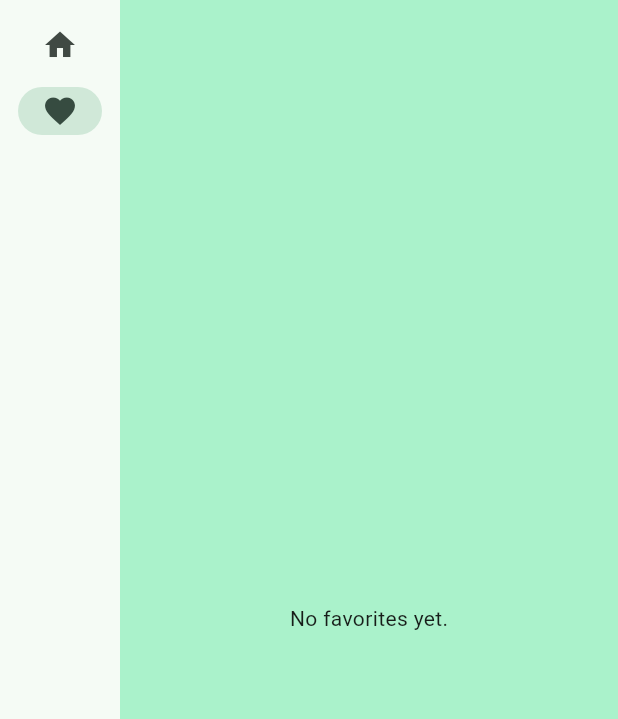
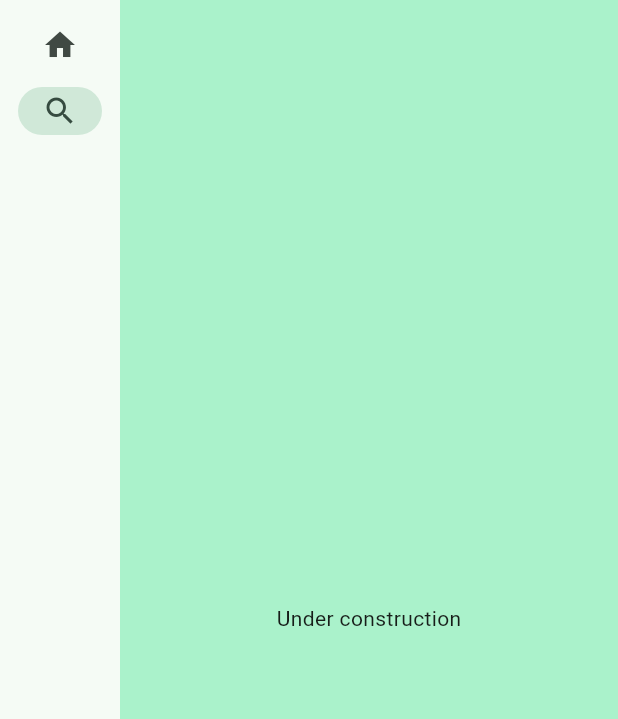
Before and after one commit to i2002/green-quest, a Flutter app: the screen it shows after launch, after a tap on "Quests", on a phone screen of 412 x 824 dp. Shown: the top 719 px of the screen. Run offline on Flutter 3.47's test engine with Material 2 defaults, Android fonts, the light colour scheme and no system bars; our stand-ins replace firebase_core; accounts and stored records are empty; statements that could not run were skipped.

Commit message:
code cleanup, flex layout

```diff
--- a/lib/main.dart
+++ b/lib/main.dart
@@ -1,6 +1,6 @@
-import 'package:english_words/english_words.dart';
 import 'package:flutter/material.dart';
-import 'package:flutter/rendering.dart';
+import 'package:green_quest/pages/home.dart';
+import 'package:green_quest/pages/quests.dart';
 import 'package:provider/provider.dart';
 import 'package:firebase_core/firebase_core.dart';
 import 'firebase_options.dart';
@@ -38,25 +38,7 @@ class MyApp extends StatelessWidget {
   }
 }
 
-class MyAppState extends ChangeNotifier {
-  var current = WordPair.random();
-
-  void getNext() {
-    current = WordPair.random();
-    notifyListeners();
-  }
-
-  var favorites = <WordPair>[];
-
-  void toggleFavorite() {
-    if (favorites.contains(current)) {
-      favorites.remove(current);
-    } else {
-      favorites.add(current);
-    }
-    notifyListeners();
-  }
-}
+class MyAppState extends ChangeNotifier {}
 
 class MyHomePage extends StatefulWidget {
   @override
@@ -71,10 +53,10 @@ class _MyHomePageState extends State<MyHomePage> {
     Widget page;
     switch (selectedIndex) {
       case 0:
-        page = GeneratorPage();
+        page = HomePage();
         break;
       case 1:
-        page = FavoritesPage();
+        page = QuestsPage();
         break;
       default:
         throw UnimplementedError('no widget for $selectedIndex');
@@ -93,7 +75,7 @@ class _MyHomePageState extends State<MyHomePage> {
                     label: Text('Home'),
                   ),
                   NavigationRailDestination(
-                    icon: Icon(Icons.favorite),
+                    icon: Icon(Icons.search),
                     label: Text('Quests'),
                   ),
                 ],
@@ -117,124 +99,3 @@ class _MyHomePageState extends State<MyHomePage> {
     });
   }
 }
-
-class FavoritesPage extends StatelessWidget {
-  @override
-  Widget build(BuildContext context) {
-    var appState = context.watch<MyAppState>();
-    if (appState.favorites.isEmpty) {
-      return Center(child: Text('No favorites yet.'));
-    }
-
-    return ListView(
-      children: [
-        Padding(
-          padding: const EdgeInsets.all(20),
-          child: Text('You have '
-              '${appState.favorites.length} favorites'),
-        ),
-        for (var pair in appState.favorites)
-          ListTile(
-            leading: Icon(Icons.favorite),
-            title: Text(pair.asLowerCase),
-          )
-      ],
-    );
-  }
-}
-
-class GeneratorPage extends StatelessWidget {
-  @override
-  Widget build(BuildContext context) {
-    var appState = context.watch<MyAppState>();
-    var pair = appState.current;
-
-    IconData icon;
-    if (appState.favorites.contains(pair)) {
-      icon = Icons.favorite;
-    } else {
-      icon = Icons.favorite_border;
-    }
-
-    return Column(
-      children: [
-        SizedBox(
-            width: double.infinity,
-            // height: double.infinity,
-            child: Column(children: [
-              Row(
-                children: [
-                  Text('Logo'),
-                  Text(
-                    'Nume',
-                    style: Theme.of(context).textTheme.headlineLarge,
-                  )
-                ],
-              ),
-              Row(
-                children: [Text('Stats')],
-              )
-            ]))
-      ],
-    );
-
-    // return Center(
-    //   child: Column(
-    //     mainAxisAlignment: MainAxisAlignment.center,
-    //     children: [
-    //       BigCard(pair: pair),
-    //       SizedBox(height: 10),
-    //       Row(
-    //         mainAxisSize: MainAxisSize.min,
-    //         children: [
-    //           ElevatedButton.icon(
-    //             onPressed: () {
-    //               appState.toggleFavorite();
-    //             },
-    //             icon: Icon(icon),
-    //             label: Text('Like'),
-    //           ),
-    //           SizedBox(width: 10),
-    //           ElevatedButton(
-    //             onPressed: () {
-    //               appState.getNext();
-    //             },
-    //             child: Text('Next'),
-    //           ),
-    //         ],
-    //       ),
-    //     ],
-    //   ),
-    // );
-  }
-}
-
-class BigCard extends StatelessWidget {
-  const BigCard({
-    super.key,
-    required this.pair,
-  });
-
-  final WordPair pair;
-
-  @override
-  Widget build(BuildContext context) {
-    final theme = Theme.of(context);
-
-    final style = theme.textTheme.displayMedium!.copyWith(
-      color: theme.colorScheme.onPrimary,
-    );
-
-    return Card(
-      color: theme.colorScheme.primary,
-      child: Padding(
-        padding: const EdgeInsets.all(20.0),
-        child: Text(
-          pair.asLowerCase,
-          style: style,
-          semanticsLabel: "${pair.first} ${pair.second}",
-        ),
-      ),
-    );
-  }
-}
--- /dev/null
+++ b/lib/pages/home.dart
@@ -0,0 +1,64 @@
+import 'package:flutter/material.dart';
+
+class HomePage extends StatelessWidget {
+  @override
+  Widget build(BuildContext context) {
+    final theme = Theme.of(context);
+
+    return Align(
+      alignment: Alignment.topCenter,
+      child: Column(
+        children: [
+          Row(
+            children: [
+              Expanded(
+                flex: 2,
+                child: Padding(
+                  padding: const EdgeInsets.all(8.0),
+                  child: Container(
+                    decoration: BoxDecoration(
+                        color: theme.colorScheme.primary,
+                        border: Border.all(color: Colors.green),
+                        borderRadius: BorderRadius.all(Radius.circular(20))),
+                    height: 150,
+                  ),
+                ),
+              ),
+              Expanded(
+                flex: 8,
+                child: Padding(
+                  padding: const EdgeInsets.all(8.0),
+                  child: Container(
+                    decoration: BoxDecoration(
+                        color: theme.colorScheme.primary,
+                        border: Border.all(color: Colors.green),
+                        borderRadius: BorderRadius.all(Radius.circular(20))),
+                    height: 150,
+                  ),
+                ),
+              ),
+            ],
+          ),
+          Row(
+            mainAxisAlignment: MainAxisAlignment.center,
+            children: [
+              Expanded(
+                flex: 8,
+                child: Padding(
+                  padding: const EdgeInsets.all(8.0),
+                  child: Container(
+                    decoration: BoxDecoration(
+                        color: theme.colorScheme.primary,
+                        border: Border.all(color: Colors.green),
+                        borderRadius: BorderRadius.all(Radius.circular(20))),
+                    height: 150,
+                  ),
+                ),
+              ),
+            ],
+          ),
+        ],
+      ),
+    );
+  }
+}
--- /dev/null
+++ b/lib/pages/quests.dart
@@ -0,0 +1,10 @@
+import 'package:flutter/material.dart';
+
+class QuestsPage extends StatelessWidget {
+  @override
+  Widget build(BuildContext context) {
+    return Center(
+      child: Text('Under construction'),
+    );
+  }
+}
--- a/pubspec.yaml
+++ b/pubspec.yaml
@@ -31,7 +31,6 @@ dependencies:
   flutter:
     sdk: flutter
 
-  english_words: ^4.0.0
   provider: ^6.0.0
   # The following adds the Cupertino Icons font to your application.
   # Use with the CupertinoIcons class for iOS style icons.
```
Also changed, not shown: pubspec.lock.
